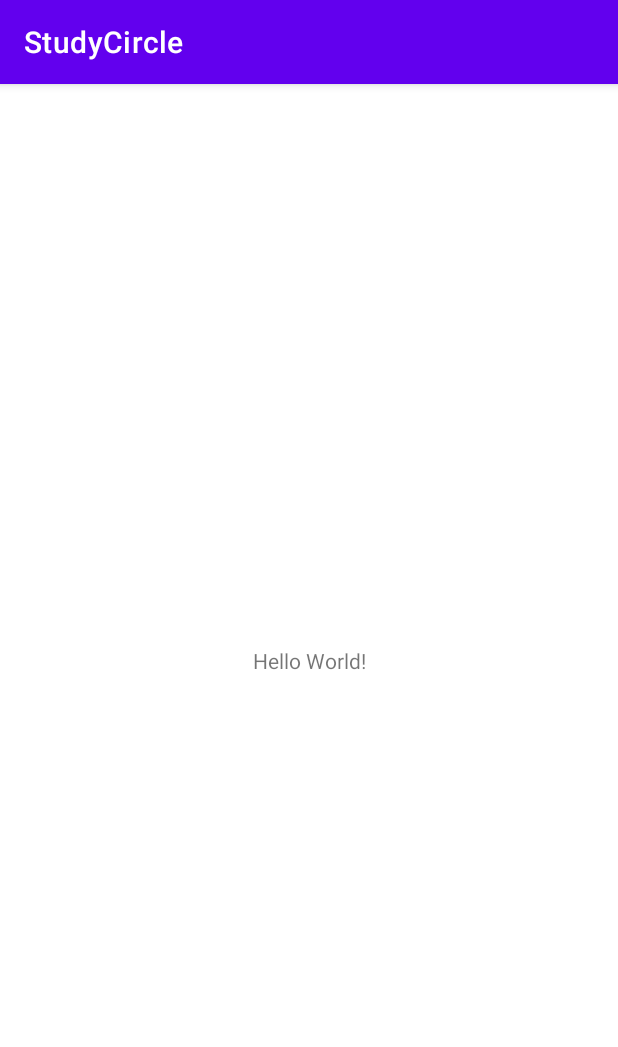
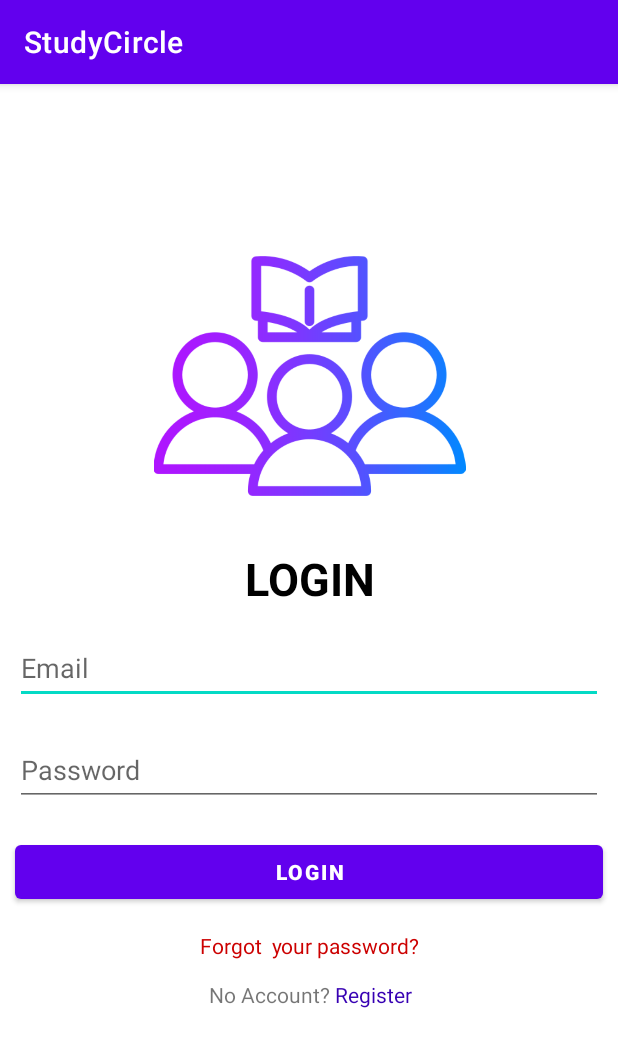
Before and after one commit to abhiachalla/FS2_GITHUB_ACTIONS_2, an Android app: the screen it shows after launch (MainActivity before the commit, login after it), on a phone screen of 412 x 824 dp. Shown: the top 1047 px of the screen. Run offline under Robolectric (Android 15) with nearby library versions, the phone set to English and light mode, and no system bars; our stand-ins replace Firebase (no records; nobody signed in at launch, a user with empty details on screens opened directly); libraries missing offline, so code that uses them is left out: org.apache.commons; 1 statement that could not run was skipped.

Commit message:
Login page complete.

```diff
--- a/app/build.gradle
+++ b/app/build.gradle
@@ -1,5 +1,6 @@
 plugins {
     id 'com.android.application'
+    id 'com.google.gms.google-services'
 }
 
 android {
@@ -33,6 +34,8 @@ dependencies {
     implementation 'androidx.appcompat:appcompat:1.6.1'
     implementation 'com.google.android.material:material:1.8.0'
     implementation 'androidx.constraintlayout:constraintlayout:2.1.4'
+    implementation 'com.google.firebase:firebase-auth-ktx:21.3.0'
+    implementation 'commons-validator:commons-validator:1.6'
     testImplementation 'junit:junit:4.13.2'
     androidTestImplementation 'androidx.test.ext:junit:1.1.5'
     androidTestImplementation 'androidx.test.espresso:espresso-core:3.5.1'
--- /dev/null
+++ b/app/src/main/java/edu/northeasternn/studycircle/login.java
@@ -0,0 +1,95 @@
+package edu.northeasternn.studycircle;
+
+import androidx.annotation.NonNull;
+import androidx.appcompat.app.AppCompatActivity;
+
+import android.content.Intent;
+import android.os.Bundle;
+import android.text.TextUtils;
+import android.view.View;
+import android.widget.Button;
+import android.widget.EditText;
+import android.widget.ProgressBar;
+import android.widget.TextView;
+
+import com.google.android.gms.tasks.OnFailureListener;
+import com.google.android.gms.tasks.OnSuccessListener;
+import com.google.android.material.snackbar.Snackbar;
+import com.google.firebase.auth.AuthResult;
+import com.google.firebase.auth.FirebaseAuth;
+
+import org.apache.commons.validator.routines.EmailValidator;
+
+public class login extends AppCompatActivity {
+
+    private EditText email, password;
+    private ProgressBar progressBar;
+
+    private TextView registerAccount;
+    private Button loginBtn;
+    private FirebaseAuth auth;
+
+    @Override
+    protected void onCreate(Bundle savedInstanceState) {
+        super.onCreate(savedInstanceState);
+        setContentView(R.layout.activity_login);
+        View activityLayout = findViewById(android.R.id.content);
+
+        auth = FirebaseAuth.getInstance();
+
+        EmailValidator validator = EmailValidator.getInstance();
+        email = findViewById(R.id.email);
+        progressBar = findViewById(R.id.progressBar);
+        password = findViewById(R.id.password);
+        loginBtn = findViewById(R.id.login_btn);
+        registerAccount = findViewById(R.id.registerLink);
+        registerAccount.setOnClickListener(new View.OnClickListener() {
+            @Override
+            public void onClick(View view) {
+                Intent intent = new Intent(login.this, MainActivity.class);
+                startActivity(intent);
+            }
+        });
+
+        loginBtn.setOnClickListener(new View.OnClickListener() {
+            @Override
+            public void onClick(final View v) {
+                String emailText = email.getText().toString();
+                final String pwd = password.getText().toString();
+
+                if (!validator.isValid(emailText)) {
+                    Snackbar.make(activityLayout, "Invalid email address", Snackbar.LENGTH_LONG).show();
+                    return;
+                }
+                else if (TextUtils.isEmpty(pwd)) {
+                    Snackbar.make(activityLayout, "Password cannot be empty", Snackbar.LENGTH_LONG).show();;
+                    return;
+                } else if(pwd.length() < 8){
+                    Snackbar.make(activityLayout, "Password cannot less than 8 characters long", Snackbar.LENGTH_LONG).show();
+                    return;
+                }
+
+
+                progressBar.setVisibility(View.VISIBLE);
+                auth.signInWithEmailAndPassword(emailText, pwd)
+                        .addOnSuccessListener(login.this, new OnSuccessListener<AuthResult>() {
+                            @Override
+                            public void onSuccess(AuthResult authResult) {
+                                startActivity(new Intent(login.this, MainActivity.class));
+                            }
+                        })
+                        .addOnFailureListener(login.this, new OnFailureListener() {
+                            @Override
+                            public void onFailure(@NonNull Exception e) {
+
+                                Snackbar.make(activityLayout, e.getMessage(), Snackbar.LENGTH_LONG).show();
+                                progressBar.setVisibility(View.INVISIBLE);
+                                return;
+                            }
+                        });
+            }
+        });
+
+
+    }
+}
--- /dev/null
+++ b/app/src/main/res/layout/activity_login.xml
@@ -0,0 +1,146 @@
+<?xml version="1.0" encoding="utf-8"?>
+<androidx.constraintlayout.widget.ConstraintLayout xmlns:android="http://schemas.android.com/apk/res/android"
+    xmlns:app="http://schemas.android.com/apk/res-auto"
+    xmlns:tools="http://schemas.android.com/tools"
+    android:layout_width="match_parent"
+    android:layout_height="match_parent"
+    tools:context=".login">
+
+
+    <ImageView
+        android:id="@+id/imageView"
+        android:layout_width="375dp"
+        android:layout_height="208dp"
+        app:layout_constraintBottom_toTopOf="@+id/textView2"
+        android:layout_margin="5dp"
+        app:layout_constraintEnd_toEndOf="parent"
+        app:layout_constraintHorizontal_bias="0.5"
+        app:layout_constraintStart_toStartOf="parent"
+        app:layout_constraintTop_toTopOf="parent"
+        app:layout_constraintVertical_chainStyle="packed"
+        app:srcCompat="@drawable/logo" />
+
+    <TextView
+        android:id="@+id/textView2"
+        android:layout_width="wrap_content"
+        android:layout_height="wrap_content"
+        android:text="LOGIN"
+        android:layout_margin="5dp"
+        android:textColor="@color/black"
+        android:textSize="30sp"
+        android:textStyle="bold"
+        app:layout_constraintBottom_toTopOf="@+id/email"
+        app:layout_constraintEnd_toEndOf="@+id/imageView"
+        app:layout_constraintHorizontal_bias="0.5"
+        app:layout_constraintStart_toStartOf="@+id/imageView"
+        app:layout_constraintTop_toBottomOf="@+id/imageView" />
+
+    <EditText
+        android:id="@+id/email"
+        android:layout_width="match_parent"
+        android:layout_height="wrap_content"
+        android:ems="10"
+        android:hint="Email"
+        android:layout_margin="10dp"
+        android:inputType="textPersonName"
+        android:minHeight="48dp"
+        app:layout_constraintBottom_toTopOf="@+id/password"
+        app:layout_constraintEnd_toEndOf="@+id/textView2"
+        app:layout_constraintHorizontal_bias="0.5"
+        app:layout_constraintStart_toStartOf="@+id/textView2"
+        app:layout_constraintTop_toBottomOf="@+id/textView2" />
+
+    <EditText
+        android:id="@+id/password"
+        android:layout_width="match_parent"
+        android:layout_height="wrap_content"
+        android:ems="10"
+        android:hint="Password"
+        android:layout_margin="10dp"
+        android:inputType="textPassword"
+        android:maxWidth="382dp"
+        android:minHeight="48dp"
+        app:layout_constraintBottom_toTopOf="@+id/login_btn"
+        app:layout_constraintEnd_toEndOf="@+id/email"
+        app:layout_constraintHorizontal_bias="0.5"
+        app:layout_constraintStart_toStartOf="@+id/email"
+        app:layout_constraintTop_toBottomOf="@+id/email" />
+
+
+    <Button
+        android:id="@+id/login_btn"
+        android:layout_width="match_parent"
+        android:layout_height="48dp"
+        android:text="LOGIN"
+        android:layout_margin="10dp"
+        android:textStyle="bold"
+        app:layout_constraintBottom_toTopOf="@+id/ForgetPassword"
+        app:layout_constraintEnd_toEndOf="@+id/password"
+        app:layout_constraintHorizontal_bias="0.5"
+        app:layout_constraintStart_toStartOf="@+id/password"
+        app:layout_constraintTop_toBottomOf="@+id/password" />
+
+
+    <TextView
+        android:id="@+id/ForgetPassword"
+        android:layout_width="wrap_content"
+        android:layout_height="wrap_content"
+        android:text="Forgot  your password?"
+        android:layout_margin="5dp"
+
+        android:textColor="@android:color/holo_red_dark"
+        app:layout_constraintBottom_toTopOf="@+id/linearLayout2"
+        app:layout_constraintEnd_toEndOf="@+id/login_btn"
+        app:layout_constraintHorizontal_bias="0.5"
+        app:layout_constraintStart_toStartOf="@+id/login_btn"
+        app:layout_constraintTop_toBottomOf="@+id/login_btn" />
+
+    <LinearLayout
+        android:id="@+id/linearLayout2"
+        android:layout_width="395dp"
+        android:layout_height="wrap_content"
+        android:gravity="center"
+        android:orientation="horizontal"
+        app:layout_constraintBottom_toTopOf="@+id/progressBar"
+        app:layout_constraintEnd_toEndOf="@+id/ForgetPassword"
+        app:layout_constraintHorizontal_bias="0.5"
+        app:layout_constraintStart_toStartOf="@+id/ForgetPassword"
+        app:layout_constraintTop_toBottomOf="@+id/ForgetPassword">
+
+        <TextView
+            android:id="@+id/register"
+            android:layout_width="wrap_content"
+            android:layout_height="wrap_content"
+            android:layout_marginLeft="8dp"
+            android:layout_marginTop="8dp"
+            android:layout_marginBottom="8dp"
+            android:singleLine="true"
+            android:text="No Account? " />
+
+        <TextView
+            android:id="@+id/registerLink"
+            android:layout_width="wrap_content"
+            android:layout_height="wrap_content"
+            android:layout_marginTop="8dp"
+            android:layout_marginRight="8dp"
+            android:layout_marginBottom="8dp"
+            android:singleLine="true"
+            android:text="Register"
+            android:textColor="?android:attr/statusBarColor" />
+    </LinearLayout>
+
+    <ProgressBar
+        android:id="@+id/progressBar"
+        style="?android:attr/progressBarStyle"
+        android:layout_margin="5dp"
+        android:layout_width="wrap_content"
+        android:layout_height="wrap_content"
+        android:visibility="invisible"
+        app:layout_constraintBottom_toBottomOf="parent"
+        app:layout_constraintEnd_toEndOf="@+id/linearLayout2"
+        app:layout_constraintHorizontal_bias="0.5"
+        app:layout_constraintStart_toStartOf="@+id/linearLayout2"
+        app:layout_constraintTop_toBottomOf="@+id/linearLayout2" />
+
+
+</androidx.constraintlayout.widget.ConstraintLayout>
--- /dev/null
+++ b/app/src/main/res/values/dimens.xml
@@ -0,0 +1,5 @@
+<?xml version="1.0" encoding="utf-8"?>
+<resources>
+    <dimen name="progressBarWidth">30dp</dimen>
+    <dimen name="progressBarHeight">30dp</dimen>
+</resources>
--- a/build.gradle
+++ b/build.gradle
@@ -1,4 +1,8 @@
-// Top-level build file where you can add configuration options common to all sub-projects/modules.
+buildscript {
+    dependencies {
+        classpath 'com.google.gms:google-services:4.3.15'
+    }
+}// Top-level build file where you can add configuration options common to all sub-projects/modules.
 plugins {
     id 'com.android.application' version '7.4.0' apply false
     id 'com.android.library' version '7.4.0' apply false
```
Also changed, not shown: app/src/main/AndroidManifest.xml (+20 -4 lines), app/src/main/java/edu/northeasternn/studycircle/signup.java (added, +13 -0 lines), app/src/main/res/layout/activity_signup.xml (added, +10 -0 lines), app/src/main/res/values/strings.xml (+9 -0 lines), app/src/main/res/drawable/logo.png (added), 1 other file.
